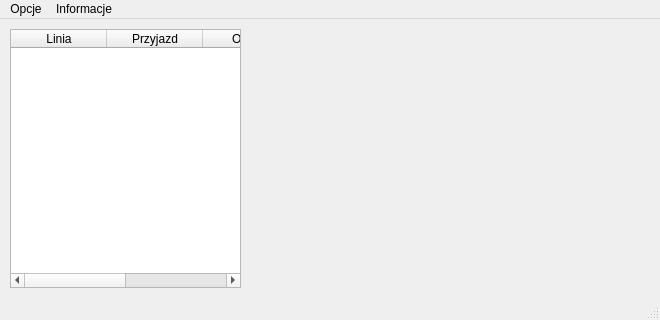
Qt form mainwindow.ui (Tmroz21/RRS) before a commit.
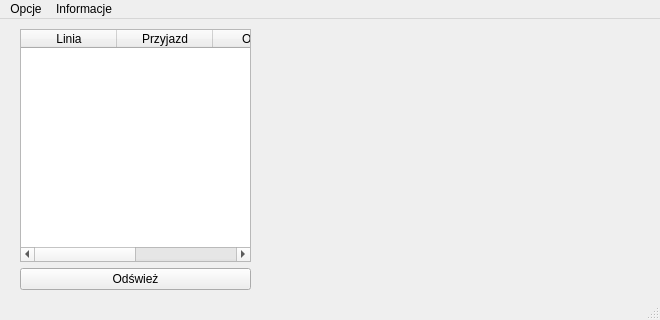
The same form after that commit.

Commit message: refresh button

The edit to the form file:
```diff
--- a/mainwindow.ui
+++ b/mainwindow.ui
@@ -14,15 +14,18 @@
    <string>MainWindow</string>
   </property>
   <widget class="QWidget" name="centralwidget">
-   <widget class="QTableWidget" name="tableWidget_Trains">
+   <widget class="QWidget" name="verticalLayoutWidget">
     <property name="geometry">
      <rect>
-      <x>10</x>
+      <x>20</x>
       <y>10</y>
       <width>231</width>
-      <height>259</height>
+      <height>261</height>
      </rect>
     </property>
+    <layout class="QVBoxLayout" name="verticalLayout">
+     <item>
+      <widget class="QTableWidget" name="tableWidget_Trains">
     <property name="cursor" stdset="0">
      <cursorShape>PointingHandCursor</cursorShape>
     </property>
@@ -64,6 +67,16 @@
       <string>Miejsca</string>
      </property>
     </column>
+      </widget>
+     </item>
+     <item>
+      <widget class="QPushButton" name="pushButton">
+       <property name="text">
+        <string>Odśwież</string>
+       </property>
+      </widget>
+     </item>
+    </layout>
    </widget>
   </widget>
   <widget class="QMenuBar" name="menubar">
```
Lines whose indentation alone changed are shown as unchanged.
